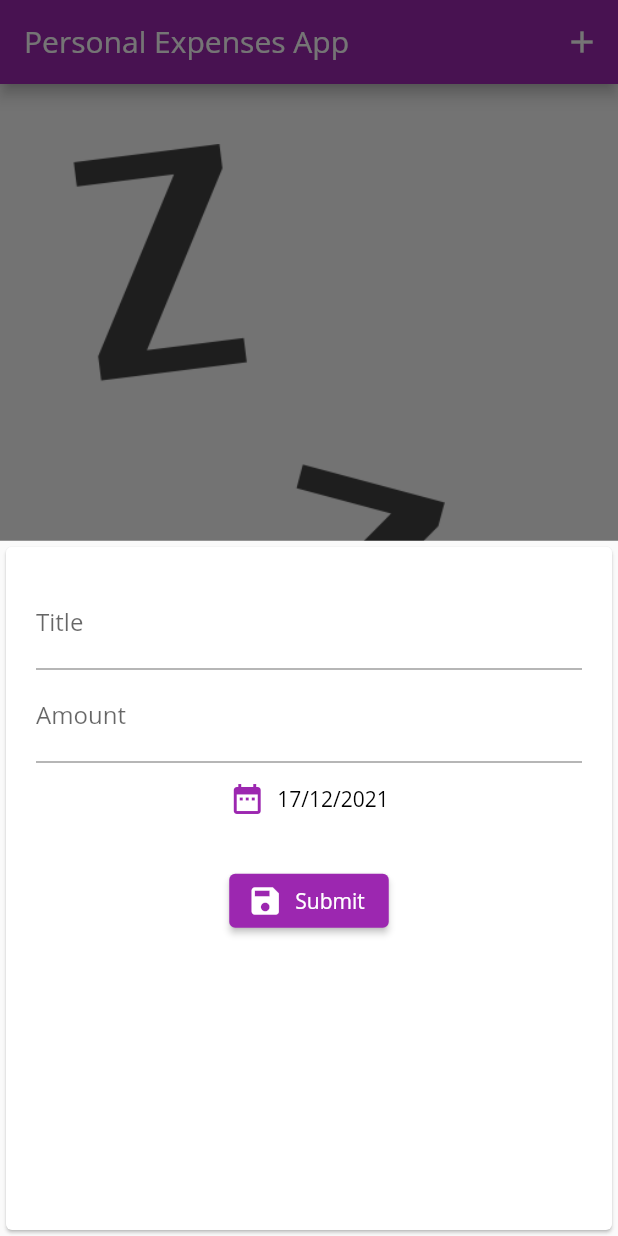
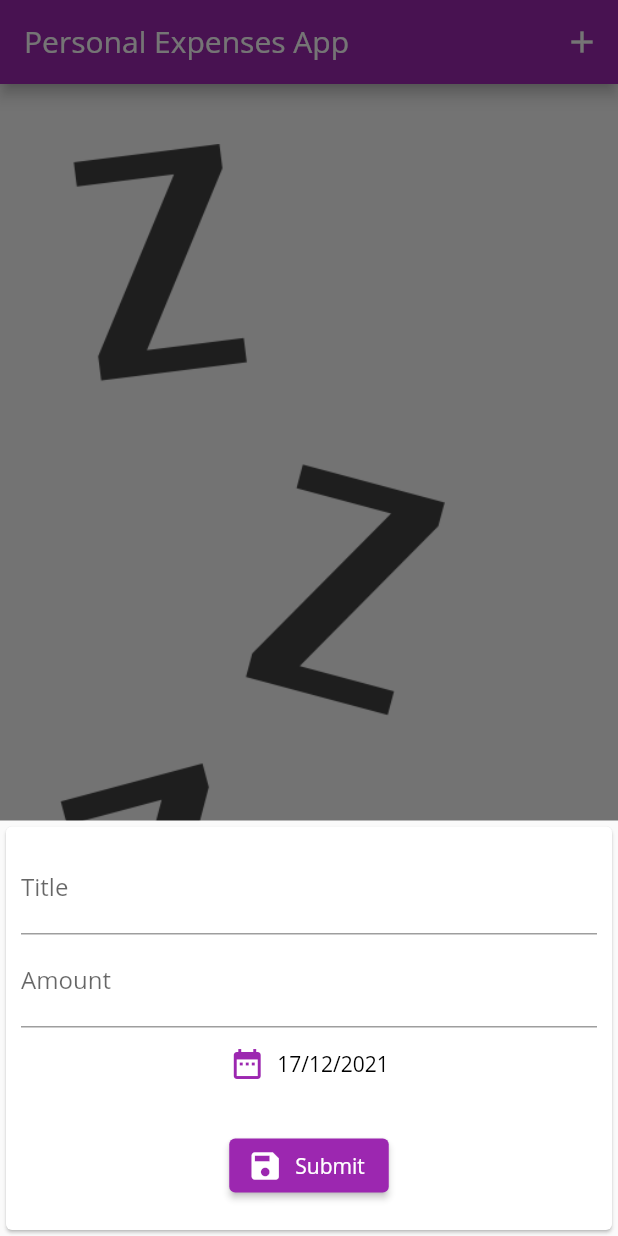
Before and after one commit to ysumut/Personal-Expenses-App, a Flutter app: the screen it shows after launch, after a tap on the "add" icon, on a phone screen of 412 x 824 dp. Run offline on Flutter 3.47's test engine with Material 2 defaults, Android fonts, the phone set to English and light mode, and no system bars.

Commit message:
Tx Form maked responsive

```diff
--- a/lib/widgets/transaction_form.dart
+++ b/lib/widgets/transaction_form.dart
@@ -9,7 +9,8 @@ class TransactionForm extends StatefulWidget {
   TransactionForm(this.saveTx, {this.transaction});
 
   @override
-  _TransactionFormState createState() => _TransactionFormState(transaction: transaction);
+  _TransactionFormState createState() =>
+      _TransactionFormState(transaction: transaction);
 }
 
 class _TransactionFormState extends State<TransactionForm> {
@@ -29,22 +30,25 @@ class _TransactionFormState extends State<TransactionForm> {
 
   @override
   Widget build(BuildContext context) {
-    return Container(
+    return SingleChildScrollView(
       child: Card(
         child: Container(
-          padding: EdgeInsets.all(20),
+          margin: EdgeInsets.only(
+            top: 10,
+            right: 10,
+            left: 10,
+            bottom: MediaQuery.of(context).viewInsets.bottom,
+          ),
           child: Column(
             children: [
               TextField(
                 decoration: InputDecoration(labelText: 'Title'),
                 controller: _titleController,
-                onSubmitted: (_) => _saveData(),
               ),
               TextField(
                 decoration: InputDecoration(labelText: 'Amount'),
                 controller: _amountController,
                 keyboardType: TextInputType.number,
-                onSubmitted: (_) => _saveData(),
               ),
               Row(
                 mainAxisAlignment: MainAxisAlignment.spaceEvenly,
@@ -68,8 +72,7 @@ class _TransactionFormState extends State<TransactionForm> {
               Container(
                   child: Text(
                 _errMsg,
-                style:
-                    TextStyle(color: Colors.red, fontWeight: FontWeight.bold),
+                style: TextStyle(color: Colors.red, fontWeight: FontWeight.bold),
               )),
             ],
           ),
```
